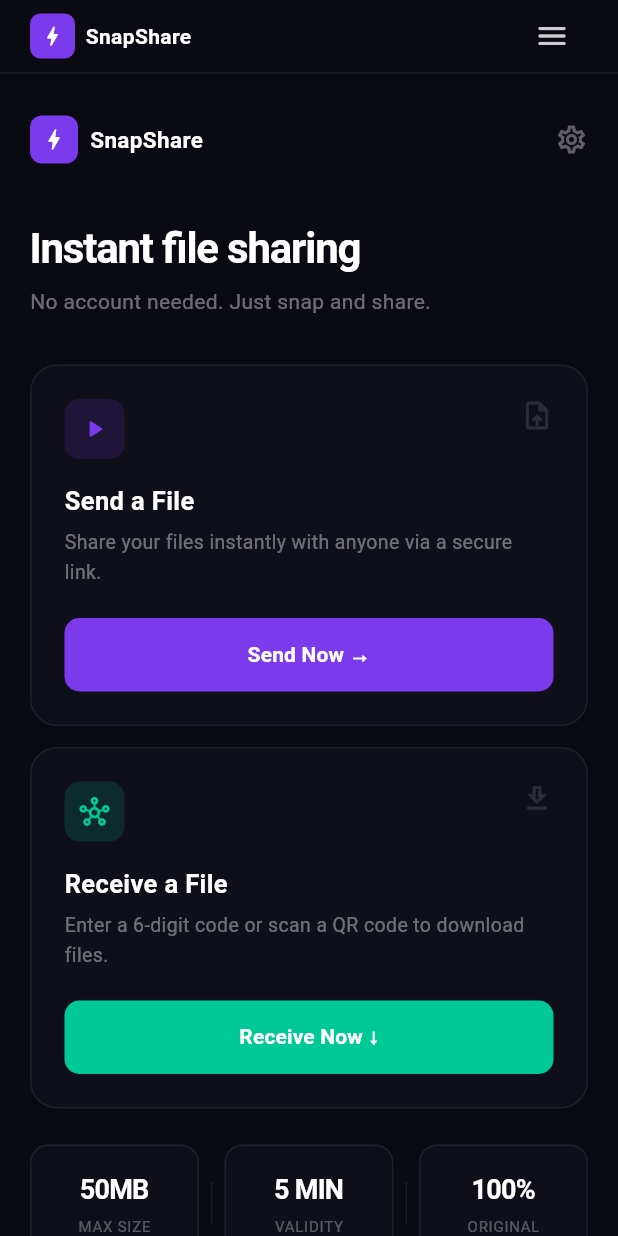
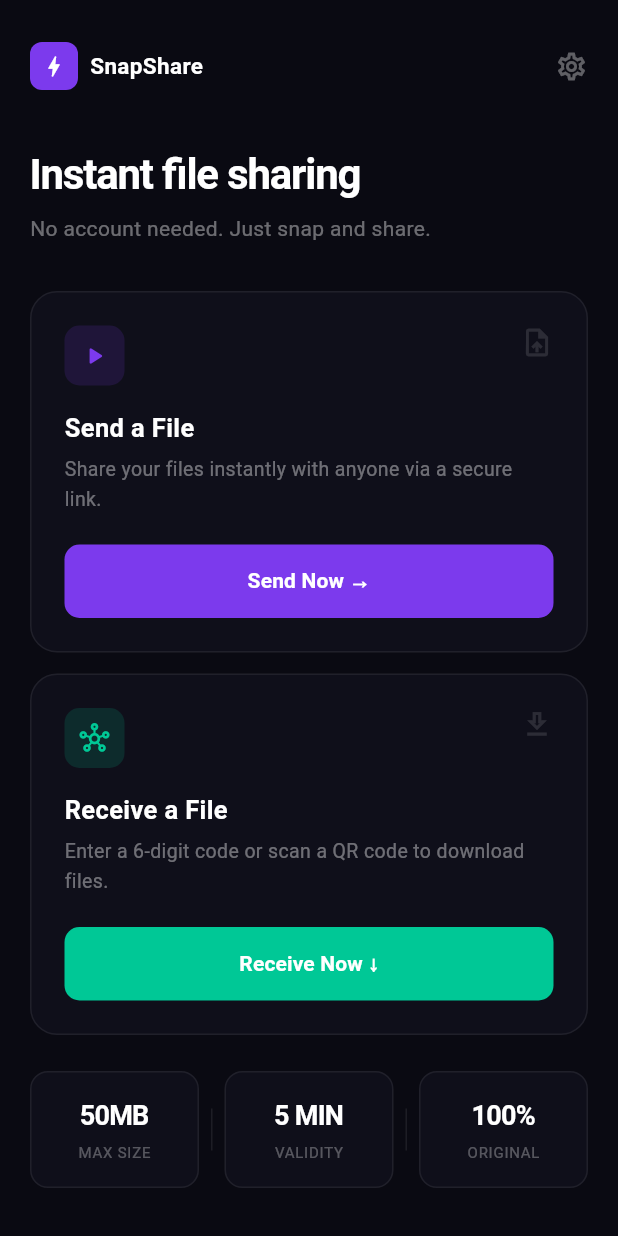
Before and after one commit to DhruvPanchalSL/snapshare, a Flutter app: the screen it shows after launch, on a phone screen of 412 x 824 dp. Run offline on Flutter 3.47's test engine with Material 3 defaults, Android fonts, the phone set to English and light mode, and no system bars; drawn by our look-alikes of flutter_animate; our stand-ins replace cloud_firestore, dio, file_picker, firebase_auth, firebase_core, open_file and 3 more; missing offline and left inert: dart:html, desktop_drop, mobile_scanner; accounts and stored records are empty; network calls fail.

Commit message:
Minor UI changes

```diff
--- a/lib/screens/home_screen.dart
+++ b/lib/screens/home_screen.dart
@@ -16,7 +16,7 @@ class HomeScreen extends StatelessWidget {
     final isDesktop = kIsWeb && w > 900;
     return Scaffold(
       backgroundColor: const Color(0xFF0A0A12),
-      appBar: const SnapNavBar(current: 'Home'),
+      appBar: isDesktop ? const SnapNavBar(current: 'Home') : null,
       body: isDesktop ? const _DesktopHome() : const _MobileHome(),
     );
   }
@@ -858,7 +858,7 @@ class _Footer extends StatelessWidget {
           Row(
             children: [
               Text(
-                '© 2024 SnapShare Inc. All rights reserved.',
+                '© 2026  Dhruv Panchal. All rights reserved.',
                 style: TextStyle(
                   color: Colors.white.withOpacity(0.25),
                   fontSize: 12,
```
